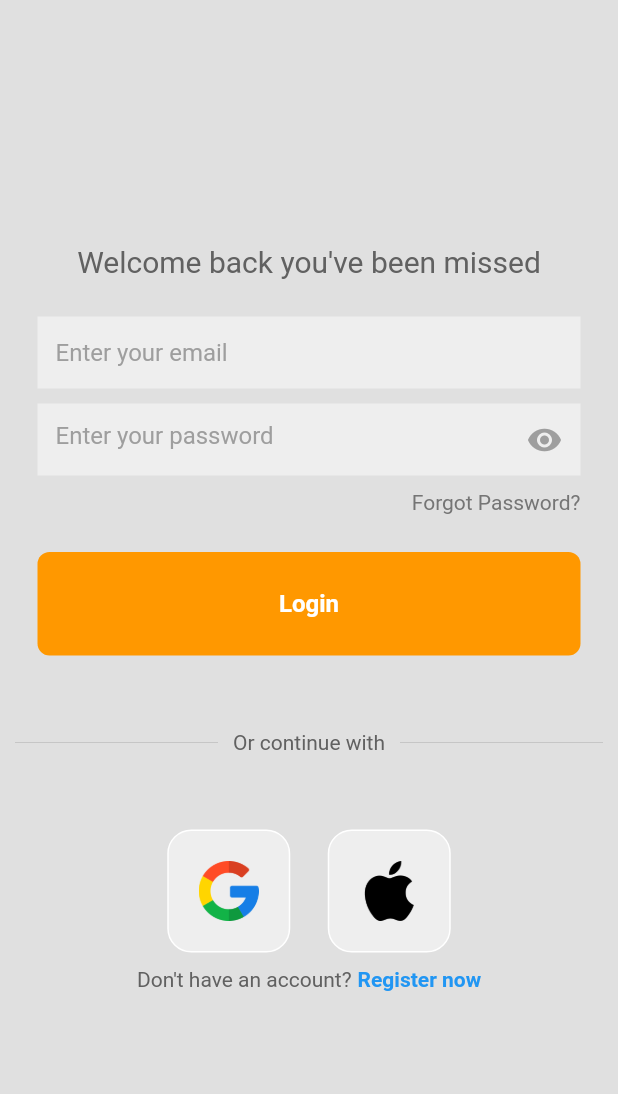
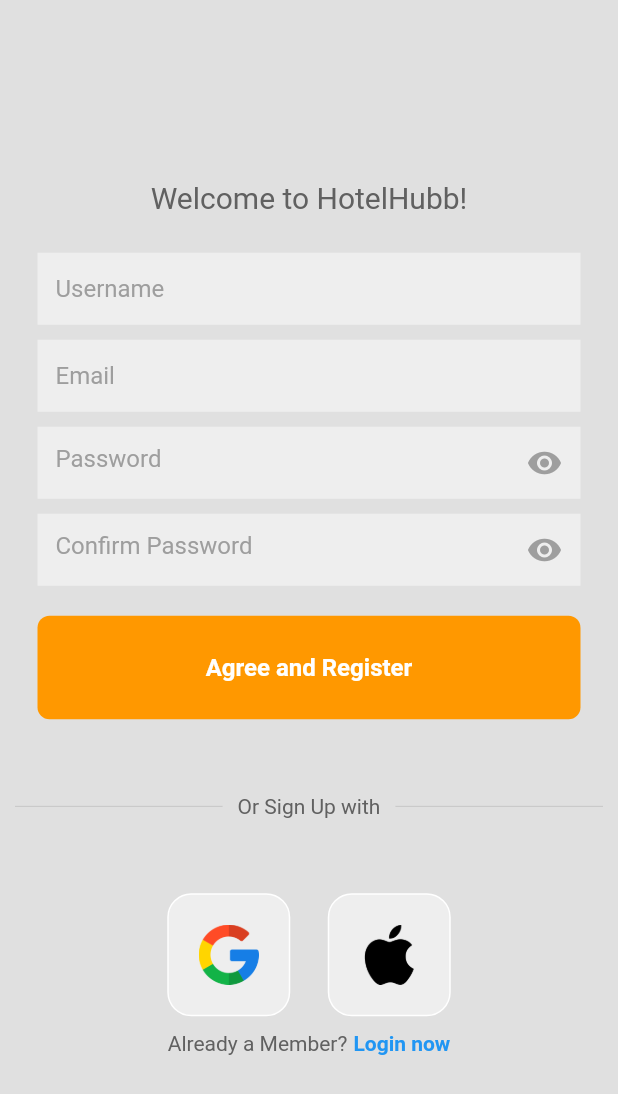
Before and after one commit to BrianKawinzi/hotelhubb, a Flutter app: the screen it shows after launch, on a phone screen of 412 x 824 dp. Shown: the top 1094 px of the screen. Run offline on Flutter 3.47's test engine with Material 2 defaults, Android fonts, the phone set to English and light mode, and no system bars.

Commit message:
Registration page done

```diff
--- a/lib/main.dart
+++ b/lib/main.dart
@@ -1,5 +1,6 @@
 import 'package:flutter/material.dart';
 import 'package:hotelhubb/pages/login_page.dart';
+import 'package:hotelhubb/pages/registration_page.dart';
 import 'package:hotelhubb/pages/splash_screen.dart';
 
 void main() {
@@ -18,6 +19,7 @@ class MyApp extends StatelessWidget {
       routes: {
         '/splash': (context) => SplashScreen(),
         '/login': (context) => LoginScreen(),
+        '/register':(context) => RegistrationPage(),
       },
     );
   }
--- a/lib/pages/registration_page.dart
+++ b/lib/pages/registration_page.dart
@@ -0,0 +1,157 @@
+import 'package:flutter/material.dart';
+import 'package:hotelhubb/pages/components/my_button.dart';
+import 'package:hotelhubb/pages/components/normalTF.dart';
+import 'package:hotelhubb/pages/components/passwordTF.dart';
+import 'package:hotelhubb/pages/components/square_tile.dart';
+
+class RegistrationPage extends StatelessWidget {
+  RegistrationPage({super.key});
+
+  //controllers
+  final usernameController = TextEditingController();
+  final emailController = TextEditingController();
+  final passwordController = TextEditingController();
+  final confirmPasswordController = TextEditingController();
+
+  //sing up method
+  void SignUserUp() {}
+
+  @override
+  Widget build(BuildContext context) {
+    return Scaffold(
+      backgroundColor: Colors.grey[300],
+      body: SafeArea(
+        child: Center(
+          child: SingleChildScrollView(
+            child: Column(
+              children: [
+
+                //welcome to hotelHubb
+                Text(
+                  'Welcome to HotelHubb!',
+                  style: TextStyle(
+                    color: Colors.grey[700],
+                    fontSize: 20,
+                  ),
+                ),
+
+                const SizedBox(height: 25),
+
+                //username textfield
+                normalTF(
+                  controller: usernameController,
+                  hintText: 'Username',
+                  obscureText: false
+                ),
+
+                const SizedBox(height: 10),
+
+                //email textfield
+
+                normalTF(
+                  controller: emailController,
+                  hintText: 'Email',
+                  obscureText: false
+                ),
+
+                const SizedBox(height: 10),
+
+                //password textfield
+                PasswordTf(
+                  controller: passwordController,
+                  hintText: 'Password'
+                ),
+
+                const SizedBox(height: 10),
+
+                //confirm password textfield
+                PasswordTf(
+                  controller: confirmPasswordController,
+                  hintText: 'Confirm Password'
+                ),
+
+                const SizedBox(height: 20),
+
+                //register button
+                MyButton(
+                  onTap: SignUserUp,
+                  buttonText: "Agree and Register"
+                ),
+
+                const SizedBox(height: 50),
+
+                //or Sign Up with
+                Padding(
+                  padding: const EdgeInsets.symmetric(horizontal: 10.0),
+                  child: Row(
+                    children: [
+                      Expanded(
+                        child: Divider(
+                          thickness: 0.5,
+                          color: Colors.grey[400],
+                        ),
+                      ),
+                      Padding(
+                        padding: const EdgeInsets.symmetric(horizontal: 10.0),
+                        child: Text(
+                          'Or Sign Up with',
+                          style: TextStyle(color: Colors.grey[700]),
+                        ),
+                      ),
+                      Expanded(
+                        child: Divider(
+                          thickness: 0.5,
+                          color: Colors.grey[400],
+                        ),
+                      ),
+                    ],
+                  ),
+                ),
+
+                const SizedBox(height: 50),
+
+                //google or apple sign in buttons
+                Row(
+                  mainAxisAlignment: MainAxisAlignment.center,
+                  children: const[
+                    //google buttons
+                    SquareTile(imagepath: 'lib/assets/google.png'),
+
+                    SizedBox(width: 25),
+
+                    //apple button
+                    SquareTile(imagepath: 'lib/assets/apple.png')
+                  ],
+                ),
+
+                const SizedBox(height: 10),
+
+                //Already a member login
+                Row(
+                  mainAxisAlignment: MainAxisAlignment.center,
+                  children: [
+                    Text(
+                      'Already a Member?',
+                      style: TextStyle(color: Colors.grey[700]),
+                    ),
+
+                    const SizedBox(width: 4),
+
+                    const Text(
+                      'Login now',
+                      style: TextStyle(
+                        color: Colors.blue,
+                        fontWeight: FontWeight.bold,
+                      ),
+                    )
+                  ],
+                )
+
+              ],
+            ),
+          ),
+        ),
+      ),
+    );
+  }
+}
--- a/lib/pages/splash_screen.dart
+++ b/lib/pages/splash_screen.dart
@@ -11,7 +11,7 @@ class _SplashScreenState extends State<SplashScreen> {
   @override
   Widget build(BuildContext context) {
     Future.delayed(const Duration(seconds: 2), (){
-      Navigator.pushReplacementNamed(context, '/login');
+      Navigator.pushReplacementNamed(context, '/register');
     });
     return Scaffold(
       body: Container(
```
